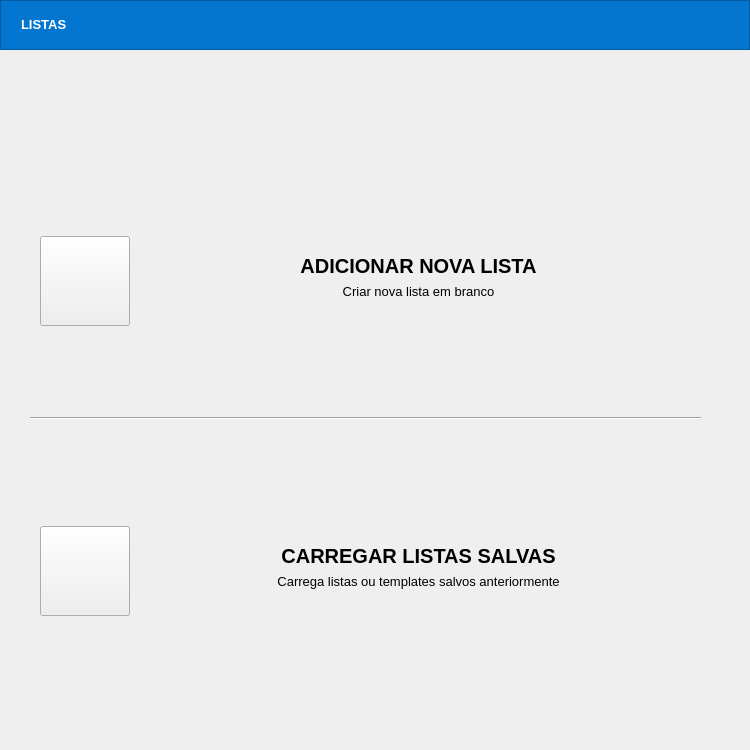
LucVeloso/Qt, file Lucas-Veloso/listas.ui: the form before one commit.
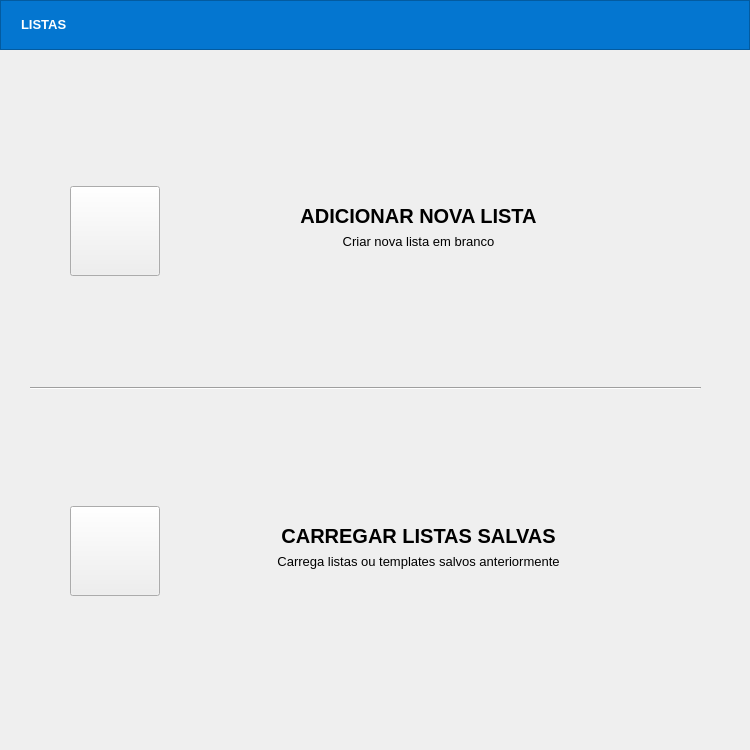
The form after the commit. Icons and pictures are not drawn.

Diff of the .ui file:
```diff
--- a/Lucas-Veloso/listas.ui
+++ b/Lucas-Veloso/listas.ui
@@ -93,9 +93,9 @@
      <widget class="QWidget" name="layoutWidget">
       <property name="geometry">
        <rect>
-        <x>30</x>
-        <y>230</y>
-        <width>671</width>
+        <x>60</x>
+        <y>180</y>
+        <width>611</width>
         <height>102</height>
        </rect>
       </property>
@@ -183,7 +183,7 @@
       <property name="geometry">
        <rect>
         <x>30</x>
-        <y>410</y>
+        <y>380</y>
         <width>671</width>
         <height>16</height>
        </rect>
@@ -195,9 +195,9 @@
      <widget class="QWidget" name="layoutWidget_4">
       <property name="geometry">
        <rect>
-        <x>30</x>
-        <y>520</y>
-        <width>671</width>
+        <x>60</x>
+        <y>500</y>
+        <width>611</width>
         <height>102</height>
        </rect>
       </property>
```
Left out of the diff: 4 changed lines with no effect on the pictures.
